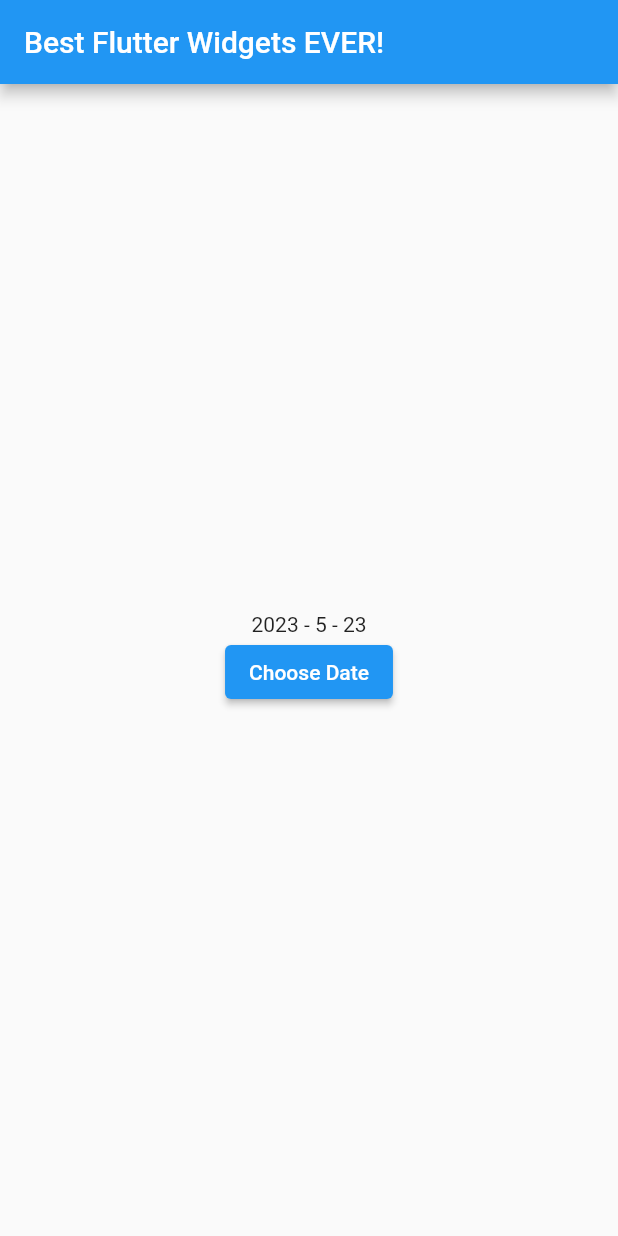
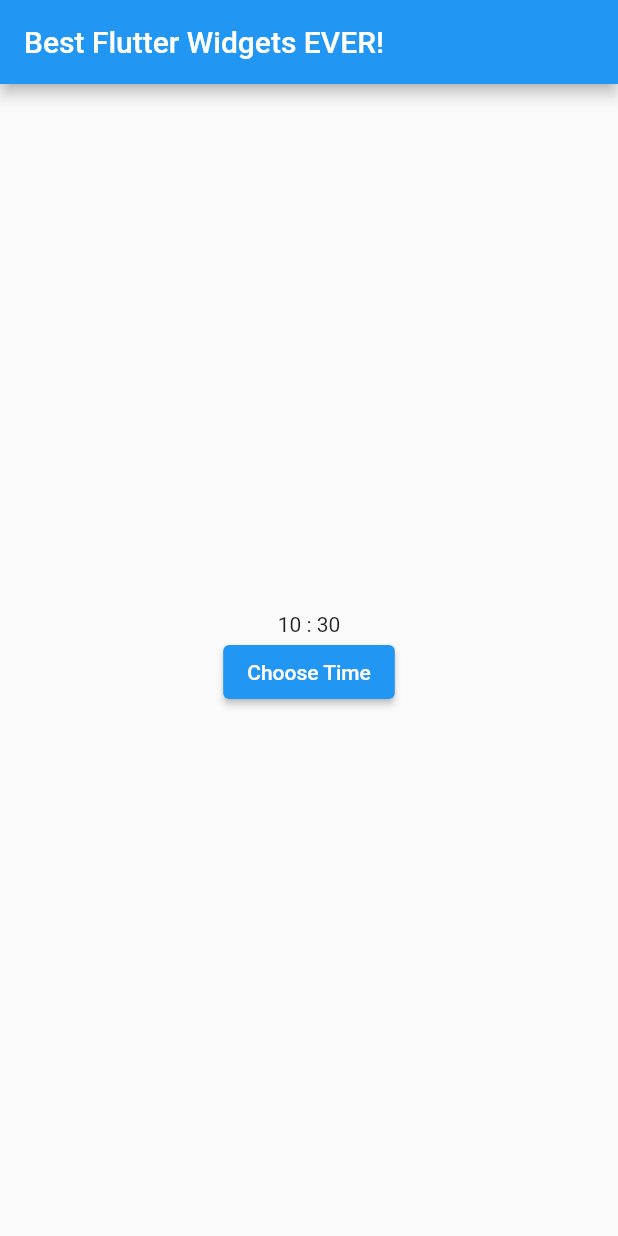
Before and after one commit to YamamotoDesu/best_flutter_widgets_ever, a Flutter app: the screen it shows after launch, on a phone screen of 412 x 824 dp. Run offline on Flutter 3.47's test engine with Material 2 defaults, Android fonts, the phone set to English and light mode, and no system bars.

Commit message:
TimePicker #15

```diff
--- /dev/null
+++ b/lib/15_timepicker/time_picker.dart
@@ -0,0 +1,38 @@
+import 'package:flutter/material.dart';
+
+class MyTimePicker extends StatefulWidget {
+  const MyTimePicker({super.key});
+
+  @override
+  State<MyTimePicker> createState() => _MyTimePickerState();
+}
+
+class _MyTimePickerState extends State<MyTimePicker> {
+  @override
+  Widget build(BuildContext context) {
+    TimeOfDay _selectedTime = TimeOfDay.now();
+    return Center(
+      child: Column(
+        mainAxisAlignment: MainAxisAlignment.center,
+        children: <Widget>[
+          Text("${_selectedTime.hour} : ${_selectedTime.minute}"),
+          ElevatedButton(
+            child: const Text("Choose Time"),
+            onPressed: () async {
+              final TimeOfDay? pickedTime = await showTimePicker(
+                context: context,
+                initialTime: _selectedTime,
+                initialEntryMode: TimePickerEntryMode.dial
+              );
+              if (pickedTime != null && pickedTime != _selectedTime) {
+                setState(() {
+                  _selectedTime = pickedTime;
+                });
+              }
+            }
+          ),
+        ],
+      ),
+    );
+  }
+}
--- a/lib/main.dart
+++ b/lib/main.dart
@@ -14,6 +14,7 @@ import 'package:flutter/material.dart';
 import '12_animated_container/animated_container.dart';
 import '13_card/card.dart';
 import '14_datepicker/date_picker.dart';
+import '15_timepicker/time_picker.dart';
 
 void main() {
   runApp(const MyApp());
@@ -34,7 +35,7 @@ class MyApp extends StatelessWidget {
         appBar: AppBar(
           title: const Text('Best Flutter Widgets EVER!'),
         ),
-        body: const MyDatePicker(),
+        body: const MyTimePicker(),
       ),
       // home: MyReordableListView(),
     );
```
